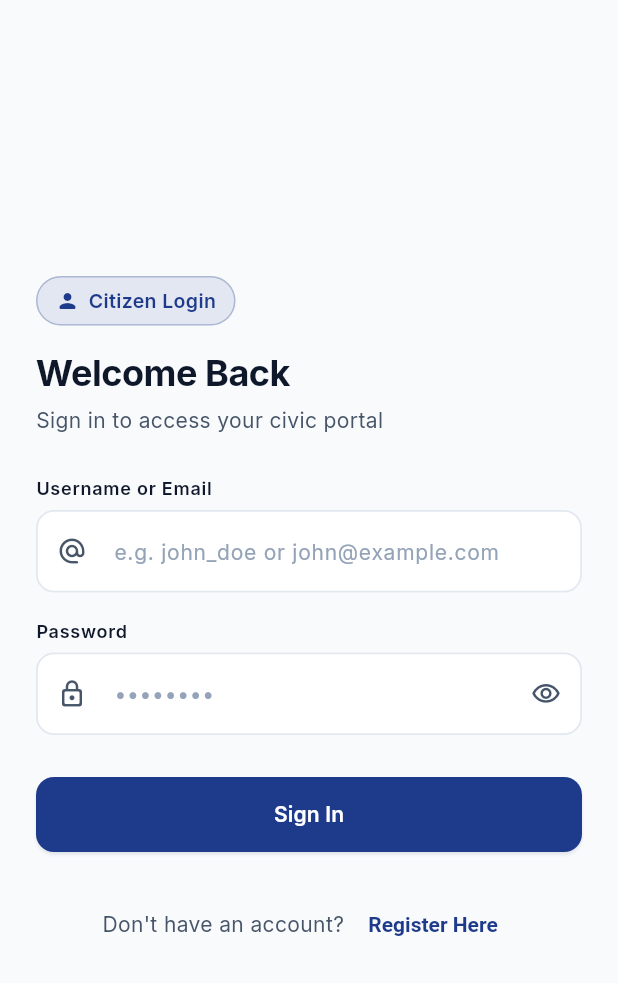
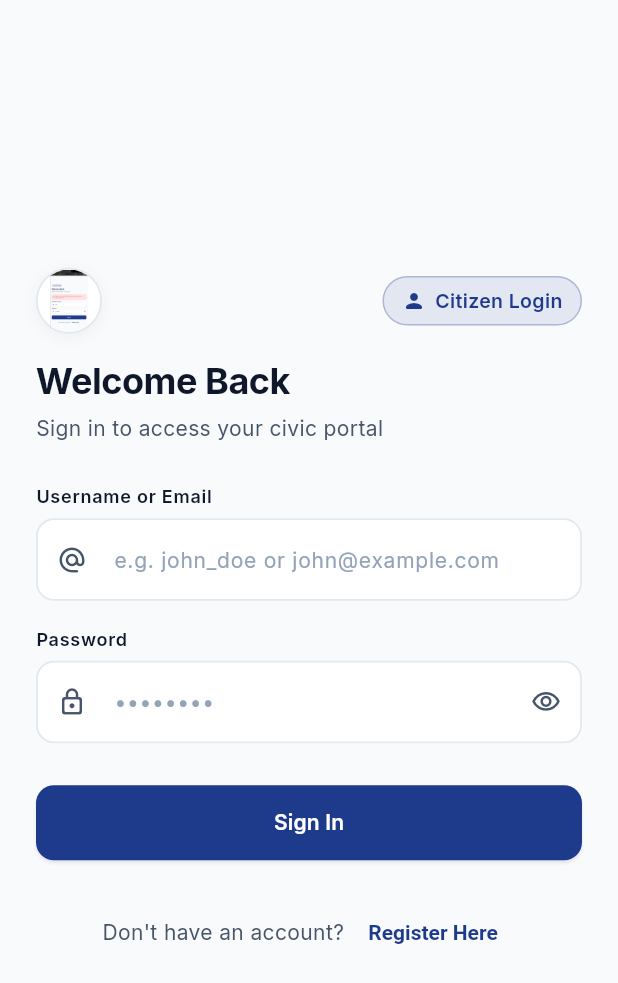
Before and after one commit to sirranjeevi/Innotech_HS2026-190, a Flutter app: the screen it shows after launch, after a tap on "Citizen", on a phone screen of 412 x 824 dp. Shown: the top 983 px of the screen. Run offline on Flutter 3.47's test engine with Material 3 defaults, Android fonts, the phone set to English and light mode, and no system bars; our stand-ins replace cloud_firestore, firebase_core, flutter_map, geocoding, geolocator, google_fonts and 3 more; accounts and stored records are empty.

Commit message:
feat(branding): Integrate high-resolution unclipped Civic Report logo on Splash Screen, Login, Registration, and Web Favicons

```diff
--- a/lib/ui/auth/login_screen.dart
+++ b/lib/ui/auth/login_screen.dart
@@ -101,7 +101,37 @@ class _LoginScreenState extends State<LoginScreen> {
           child: Column(
             crossAxisAlignment: CrossAxisAlignment.start,
             children: [
-              // Role Badge
+              // Brand Logo & Role Badge Row
+              Row(
+                mainAxisAlignment: MainAxisAlignment.spaceBetween,
+                children: [
+                  Container(
+                    width: 44,
+                    height: 44,
+                    decoration: BoxDecoration(
+                      color: Colors.white,
+                      shape: BoxShape.circle,
+                      border: Border.all(color: AppColors.border, width: 1.2),
+                      boxShadow: [
+                        BoxShadow(
+                          color: Colors.black.withAlpha(12),
+                          blurRadius: 8,
+                          offset: const Offset(0, 2),
+                        ),
+                      ],
+                    ),
+                    child: ClipOval(
+                      child: Image.asset(
+                        'assets/images/app_logo.png',
+                        fit: BoxFit.contain,
+                        errorBuilder: (context, error, stackTrace) => Icon(
+                          Icons.location_city_rounded,
+                          color: roleColor,
+                          size: 24,
+                        ),
+                      ),
+                    ),
+                  ),
                   Container(
                     padding:
                         const EdgeInsets.symmetric(horizontal: 12, vertical: 6),
@@ -125,6 +155,8 @@ class _LoginScreenState extends State<LoginScreen> {
                         ),
                       ],
                     ),
+                  ),
+                ],
               ),
               const SizedBox(height: 16),
 
--- a/lib/ui/splash/splash_screen.dart
+++ b/lib/ui/splash/splash_screen.dart
@@ -77,14 +77,14 @@ class _SplashScreenState extends State<SplashScreen>
             child: Column(
               mainAxisAlignment: MainAxisAlignment.center,
               children: [
-                // Civic Report Logo Container
+                // Civic Report Logo Card
                 Container(
-                  width: 130,
-                  height: 130,
-                  padding: const EdgeInsets.all(8),
+                  width: 200,
+                  height: 200,
+                  padding: const EdgeInsets.all(12),
                   decoration: BoxDecoration(
                     color: Colors.white,
-                    shape: BoxShape.circle,
+                    borderRadius: BorderRadius.circular(28),
                     boxShadow: [
                       BoxShadow(
                         color: Colors.black.withAlpha(50),
@@ -93,13 +93,14 @@ class _SplashScreenState extends State<SplashScreen>
                       ),
                     ],
                   ),
-                  child: ClipOval(
+                  child: ClipRRect(
+                    borderRadius: BorderRadius.circular(20),
                     child: Image.asset(
                       'assets/images/app_logo.png',
                       fit: BoxFit.contain,
                       errorBuilder: (context, error, stackTrace) => const Icon(
                         Icons.location_city_rounded,
-                        size: 64,
+                        size: 80,
                         color: AppColors.primary,
                       ),
                     ),
```
Also changed, not shown: lib/ui/auth/register_screen.dart (+29 -0 lines), 3 other files. Lines whose indentation alone changed are shown as unchanged.
